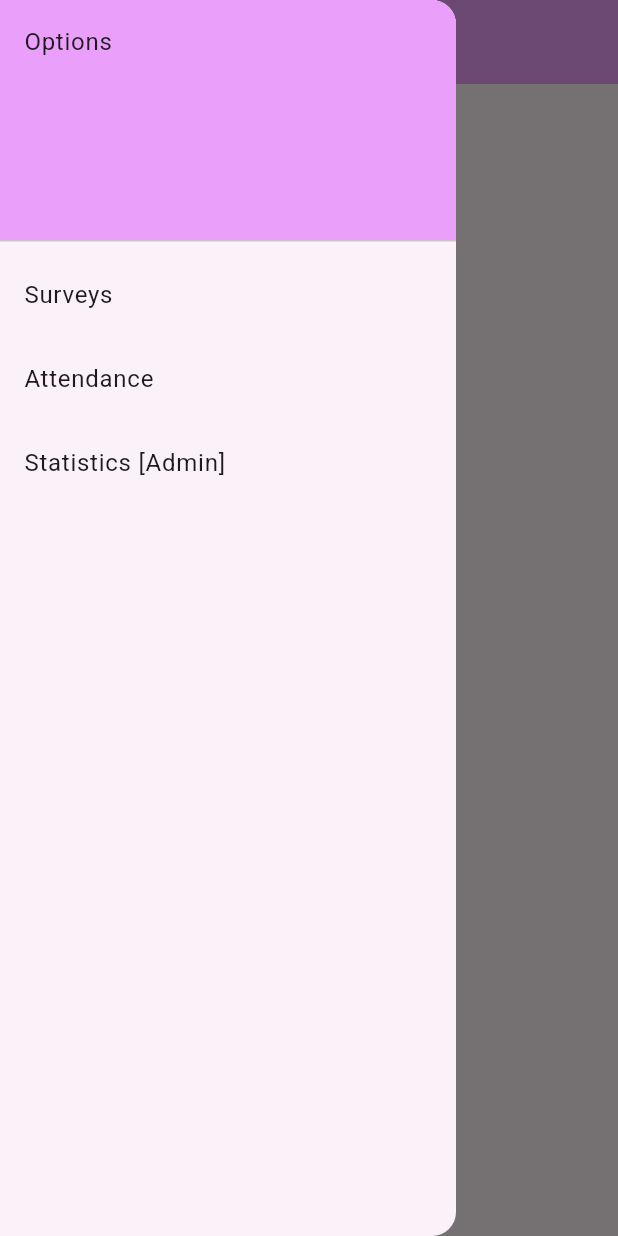
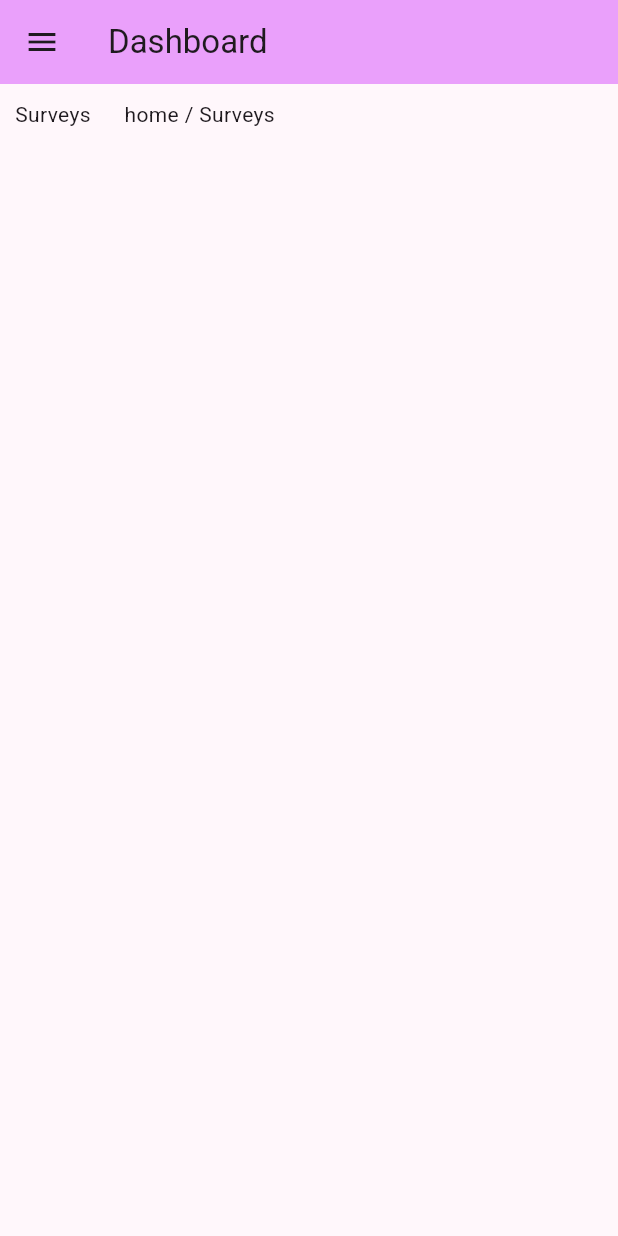
Before and after one commit to Nitsuguaaa/pocket_gad, a Flutter app: the ControlPanel screen opened directly, in the side drawer, after a tap on "Surveys", on a phone screen of 412 x 824 dp. Run offline on Flutter 3.47's test engine with Material 3 defaults, Android fonts, the phone set to English and light mode, and no system bars.

Commit message:
Nitsu - Update 1.0
Major Changes:
 - Added control_panel subscreens
 - Added central text styler

Minor changes:
 - fixed hierarchy on pubspec.yaml

```diff
--- a/lib/control-panel/surveys_screen.dart
+++ b/lib/control-panel/surveys_screen.dart
@@ -0,0 +1,32 @@
+import 'package:flutter/material.dart';
+
+class SurveysScreen extends StatefulWidget {
+  const SurveysScreen({super.key});
+
+  @override
+  State<SurveysScreen> createState() => _SurveysScreen();
+}
+
+class _SurveysScreen extends State<SurveysScreen> {
+  Widget _buildLandingPage() {
+    return Container(
+      margin: const EdgeInsets.all(10.0),
+      child: Column(children: [
+        Row(children: [
+          Text("Surveys   "),
+          Text("   home / Surveys")
+        ],)
+      ],),
+    );
+  }
+
+  @override
+  Widget build(BuildContext context) {
+    return Scaffold(
+      //appBar: AppBar(title: const Text("Survey")),
+      body: Center(
+        child: _buildLandingPage(),
+      ),
+    );
+  }
+}
--- a/lib/main.dart
+++ b/lib/main.dart
@@ -22,7 +22,7 @@ class MainApp extends StatelessWidget {
           backgroundColor: Color.fromARGB(255, 234, 160, 251)
         )
       ),
-      home: const LoginScreen(), // start here
+      home: const ControlPanel(), // start here
       /*routes: {
         '/about': (context) => const AboutMePage(),
         '/contact': (context) => const ContactPage(),
--- a/lib/screens/control_panel.dart
+++ b/lib/screens/control_panel.dart
@@ -11,43 +11,49 @@ class ControlPanel extends StatefulWidget {
 }
 
 class _ControlPanelState extends State<ControlPanel> {
+  Widget _currentScreen = const SurveysScreen();
+
+  void _selectScreen(Widget screen) {
+    setState(() {
+      _currentScreen = screen;
+    });
+
+    Navigator.pop(context);
+  }
+
   @override
   Widget build(BuildContext context) {
     return Scaffold(
-      appBar: AppBar(title: const Text("Dashboard"),
-      backgroundColor: Theme.of(context).appBarTheme.backgroundColor,),
+      appBar: AppBar(
+        title: const Text("Dashboard"),
+        backgroundColor: Theme.of(context).appBarTheme.backgroundColor,
+      ),
       drawer: Drawer(
         child: ListView(
           padding: EdgeInsets.zero,
           children: [
             DrawerHeader(
-              decoration: BoxDecoration(color: Theme.of(context).appBarTheme.backgroundColor),
+              decoration: BoxDecoration(
+                color: Theme.of(context).appBarTheme.backgroundColor,
+              ),
               child: Text('Options'),
             ),
             ListTile(
               title: const Text("Surveys"),
               onTap: () {
-
+                _selectScreen(const SurveysScreen());
               },
             ),
-            ListTile(
-              title: const Text("Attendance"),
-              onTap: () {
-
-              },
-            ),
-            ListTile(
-              title: const Text("Statistics [Admin]"),
-              onTap: () {
-
-              },
-            )
+            ListTile(title: const Text("Attendance"), onTap: () {
+                _selectScreen(const AttendancesScreen());
+            }),
+            ListTile(title: const Text("Statistics [Admin]"), onTap: () {
+                _selectScreen(const StatisticsScreen());
+            }),
           ],
         ),
       ),
-      body: const Center(
-        child: Text("This is the control panel"),
-      ),
+      body: _currentScreen,
     );
   }
 }
--- a/pubspec.yaml
+++ b/pubspec.yaml
@@ -18,7 +18,7 @@ dev_dependencies:
 flutter:
   uses-material-design: true
 
-    assets:
+  assets:
     - assets/photos/logo-bsu.png
     - assets/photos/desktop-login-hiFi.png
     - assets/photos/overlay-women.png
```
Also changed, not shown: lib/control-panel/attendances_screen.dart (+35 -0 lines), lib/control-panel/statistics_screen.dart (+46 -0 lines), lib/utils/app_text_style.dart (added, +26 -0 lines).
